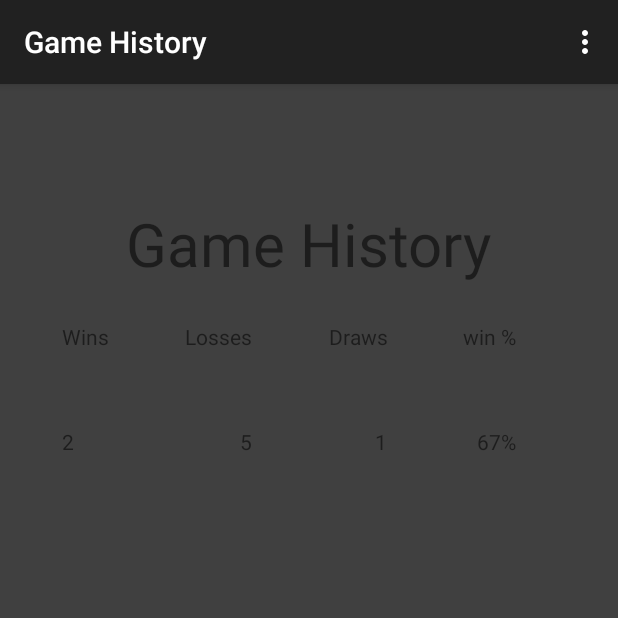
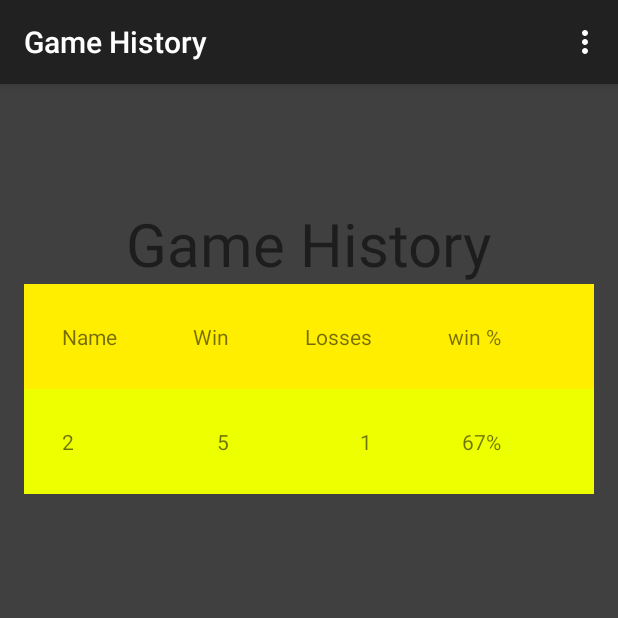
Before and after one commit to idanbe/Four-in-a-row, an Android app: the Game_history screen opened directly, with no data from a screen before it, on a phone screen of 412 x 824 dp, the top half of it. Run offline under Robolectric (Android 15) with nearby library versions, the phone set to English and light mode, and no system bars.

Commit message:
DB and history game table

```diff
--- a/Game_4_in_a_row/app/src/main/java/com/example/administrator/game_4_in_a_row/Game_history.java
+++ b/Game_4_in_a_row/app/src/main/java/com/example/administrator/game_4_in_a_row/Game_history.java
@@ -1,14 +1,20 @@
 package com.example.administrator.game_4_in_a_row;
 
 import android.content.Intent;
+import android.graphics.Color;
 import android.support.v7.app.AppCompatActivity;
 import android.os.Bundle;
+import android.view.Gravity;
 import android.view.Menu;
 import android.view.MenuItem;
+import android.widget.TableLayout;
+import android.widget.TableRow;
+import android.widget.TextView;
 
 public class Game_history extends AppCompatActivity {
 
     private Intent intent;
+
 
     @Override
     protected void onCreate(Bundle savedInstanceState) {
--- a/Game_4_in_a_row/app/src/main/res/layout/activity_game_history.xml
+++ b/Game_4_in_a_row/app/src/main/res/layout/activity_game_history.xml
@@ -24,21 +24,27 @@
         android:stretchColumns="4"
         android:layout_alignParentRight="true"
         android:layout_alignParentEnd="true"
+        android:id="@+id/history"
         android:layout_below="@+id/textView_history">
 
-        <TableRow>
+        <TableRow
+            android:id="@+id/row1"
+            android:layout_height="wrap_content"
+            android:layout_width="wrap_content"
+            android:background="#ffee00">
+
             <TextView
                 android:textAlignment="center"
-                android:text="Wins"
+                android:text="Name"
+                android:padding="25dip" />
+            <TextView
+                android:textAlignment="center"
+                android:text="Win"
+                android:gravity="right"
                 android:padding="25dip" />
             <TextView
                 android:textAlignment="center"
                 android:text="Losses"
-                android:gravity="right"
-                android:padding="25dip" />
-            <TextView
-                android:textAlignment="center"
-                android:text="Draws"
                 android:gravity="right"
                 android:padding="25dip" />
             <TextView
@@ -50,26 +56,34 @@
         </TableRow>
 
 
-        <TableRow>
+        <TableRow
+            android:id="@+id/row2"
+            android:layout_height="wrap_content"
+            android:layout_width="wrap_content"
+            android:background="#eeff00">
             <TextView
                 android:textAlignment="center"
+                android:id="@+id/Text_View_Name"
                 android:text="2"
                 android:padding="25dip" />
             <TextView
                 android:textAlignment="center"
                 android:text="5"
+                android:id="@+id/Text_View_win"
                 android:gravity="right"
                 android:padding="25dip"
                  />
             <TextView
                 android:textAlignment="center"
                 android:text="1"
+                android:id="@+id/Text_View_loss"
                 android:gravity="right"
                 android:padding="25dip"
                 android:visibility="visible" />
             <TextView
                 android:textAlignment="center"
                 android:text="67%"
+                android:id="@+id/Text_View_Percent"
                 android:gravity="right"
                 android:padding="25dip" />
 
--- a/Game_4_in_a_row/app/src/main/res/values/strings.xml
+++ b/Game_4_in_a_row/app/src/main/res/values/strings.xml
@@ -15,5 +15,8 @@
     <string name="textView_history">Game History</string>
     <string name="button_Vibration">Vibration On</string>
     <string name="button_sound">Sound On</string>
+    <string name="title_activity_history_row">HistoryRow</string>
+
+    <string name="hello_world">Hello world!</string>
 
 </resources>
```
Also changed, not shown: Game_4_in_a_row/app/src/main/AndroidManifest.xml (+6 -6 lines), Game_4_in_a_row/app/src/main/java/com/example/administrator/game_4_in_a_row/DAL.java (added, +218 -0 lines), Game_4_in_a_row/app/src/main/java/com/example/administrator/game_4_in_a_row/DBHelper.java (added, +41 -0 lines), Game_4_in_a_row/app/src/main/java/com/example/administrator/game_4_in_a_row/Game.java (+30 -12 lines), Game_4_in_a_row/app/src/main/java/com/example/administrator/game_4_in_a_row/Tables.java (added, +23 -0 lines), Game_4_in_a_row/app/src/main/res/layout/activity_history_row.xml (added, +35 -0 lines), Game_4_in_a_row/app/src/main/res/menu/menu_history_row.xml (added, +7 -0 lines), 1 other file.
